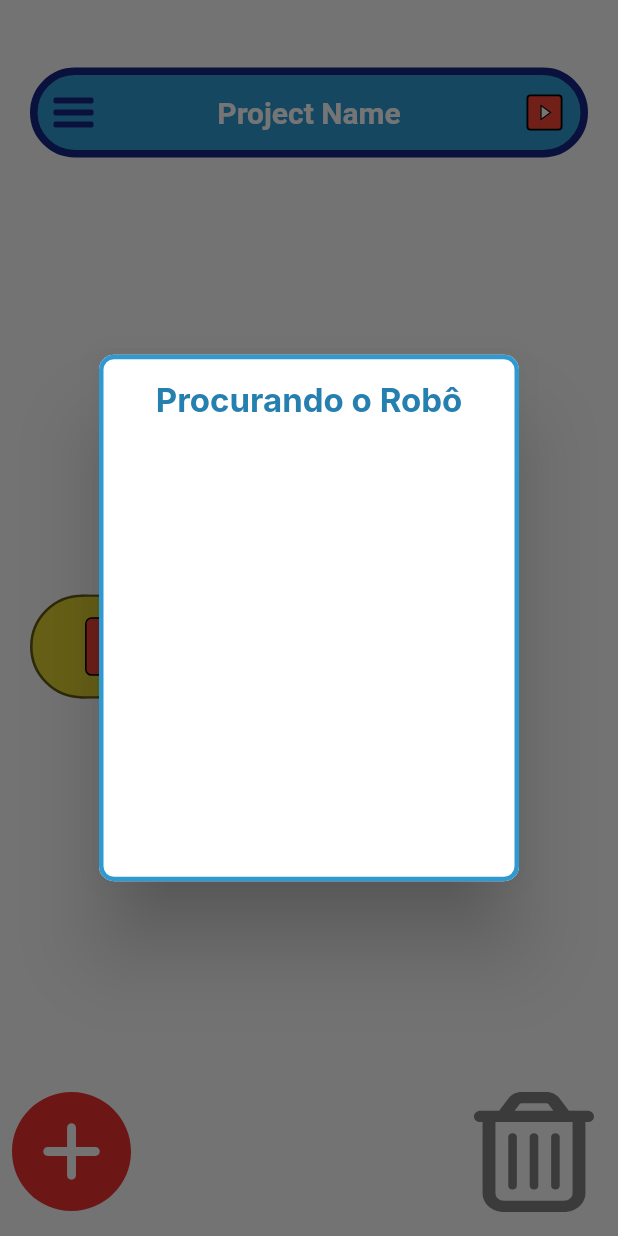
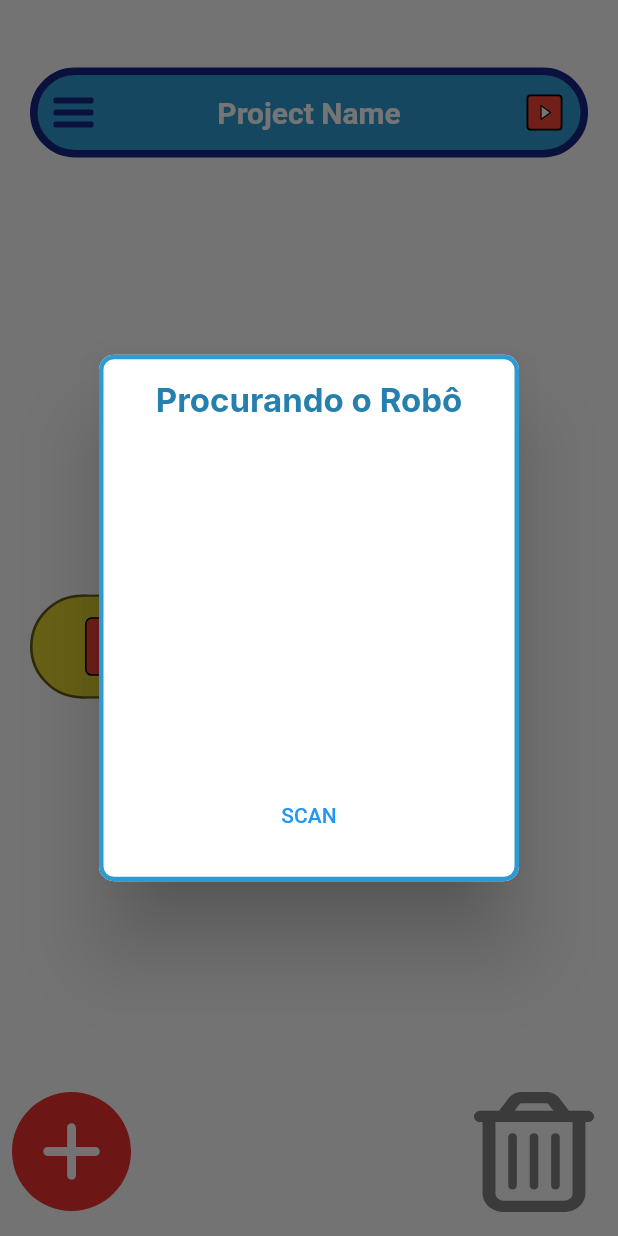
Before and after one commit to luisfepsale/robo-educacional-facens, a Flutter app: the BlocksHomePage screen opened directly, after a tap on an icon or button, on a phone screen of 412 x 824 dp. Run offline on Flutter 3.47's test engine with Material 2 defaults, Android fonts, the phone set to English and light mode, and no system bars; our stand-ins replace bloc, equatable, flutter_bloc, flutter_blue, flutter_map, flutter_svg and 2 more; Roboto replaces fonts that are missing (Inter).

Commit message:
[bluetooth]

```diff
--- a/lib/custom_drawer.dart
+++ b/lib/custom_drawer.dart
@@ -5,11 +5,11 @@ class CustomDrawer extends StatelessWidget {
 
   @override
   Widget build(BuildContext context) {
-    return Drawer(
+    return const Drawer(
       child: Material(
-        color: const Color(0xFF2E9AD1),
+        color: Color(0xFF2E9AD1),
         child: Column(
-          children: const [
+          children: [
             DrawerHeader(
                 child: Icon(
               Icons.build_circle,
--- a/lib/features/block/domain/block_entity.dart
+++ b/lib/features/block/domain/block_entity.dart
@@ -25,10 +25,7 @@ class BlockEntity extends Equatable {
   Map<String, dynamic> toMap() {
     return <String, dynamic>{
       'title': title,
-      'image': image,
-      'description': description,
       'value': value,
-      'link': link,
     };
   }
 
--- a/lib/features/block/domain/wrapper_entity.dart
+++ b/lib/features/block/domain/wrapper_entity.dart
@@ -35,7 +35,9 @@ class RepeaterEntity extends Equatable {
   @override
   Map<String, dynamic> toMap() {
     return <String, dynamic>{
-      'list': list.map((x) => x.toMap()).toList(),
+      'title': 'Repetidor',
+      'value': value,
+      'sequencia': list.map((x) => x.toMap()).toList(),
     };
   }
 
--- a/lib/features/block/presentation/pages/blocks_homepage.dart
+++ b/lib/features/block/presentation/pages/blocks_homepage.dart
@@ -15,16 +15,7 @@ class BlocksHomePage extends StatelessWidget {
   Widget build(BuildContext context) {
     // Bloc.observer = const SimpleBlocObserver();
 
-    return MultiBlocProvider(
-      providers: [
-        BlocProvider(
-          create: (context) => BlocksInLineBloc(),
-        ),
-        BlocProvider(
-          create: (context) => BlockLibraryCubit(),
-        ),
-      ],
-      child: const Scaffold(
+    return const Scaffold(
       backgroundColor: Color(0xFFE9E9E9),
       body: Scaffold(
         body: Stack(
@@ -50,7 +41,6 @@ class BlocksHomePage extends StatelessWidget {
             ),
             BlocksLibrary(),
           ],
-          ),
         ),
       ),
     );
--- a/lib/features/bluetooth/presentations/dialogs/modal_search_device.dart
+++ b/lib/features/bluetooth/presentations/dialogs/modal_search_device.dart
@@ -1,15 +1,39 @@
 import 'package:flutter/material.dart';
 import 'package:flutter_blue/flutter_blue.dart';
 import 'package:roboeducacional/features/bluetooth/presentations/dialogs/dialog_base.dart';
+import 'package:roboeducacional/features/bluetooth/presentations/dialogs/modal_connected.dart';
 import 'package:roboeducacional/features/bluetooth/presentations/widgets/robot_widget.dart';
 
-class SearchDeviceDialog extends StatelessWidget {
+class SearchDeviceDialog extends StatefulWidget {
   const SearchDeviceDialog({super.key});
+
+  @override
+  State<SearchDeviceDialog> createState() => _SearchDeviceDialogState();
+}
+
+class _SearchDeviceDialogState extends State<SearchDeviceDialog> {
+  @override
+  void initState() {
+    super.initState();
+    FlutterBlue.instance.connectedDevices.then((devices) {
+      for (var device in devices) {
+        if (device.id.toString() == '24:D7:EB:15:AE:52') {
+          showDialog(
+            context: context,
+            builder: (context) => ModalBluetoothConnected(device: device),
+          );
+        }
+      }
+    });
+  }
 
   @override
   Widget build(BuildContext context) {
     return DialogBase(
-      content: Padding(
+      content: Column(
+        children: [
+          Expanded(
+            child: Padding(
               padding: const EdgeInsets.symmetric(vertical: 25.0),
               child: StreamBuilder<List<ScanResult>>(
                 stream: FlutterBlue.instance.scanResults,
@@ -23,6 +47,17 @@ class SearchDeviceDialog extends StatelessWidget {
                   return _ScanResult(snapshot.data!);
                 },
               ),
+            ),
+          ),
+          TextButton(
+            onPressed: () {
+              FlutterBlue.instance.startScan(
+                timeout: const Duration(seconds: 2),
+              );
+            },
+            child: const Text('SCAN'),
+          ),
+        ],
       ),
     );
   }
```
Also changed, not shown: lib/features/bluetooth/presentations/dialogs/modal_connected.dart (+79 -56 lines), lib/main.dart (+14 -1 lines), pubspec.lock, 9 other files. Lines whose indentation alone changed are shown as unchanged.
